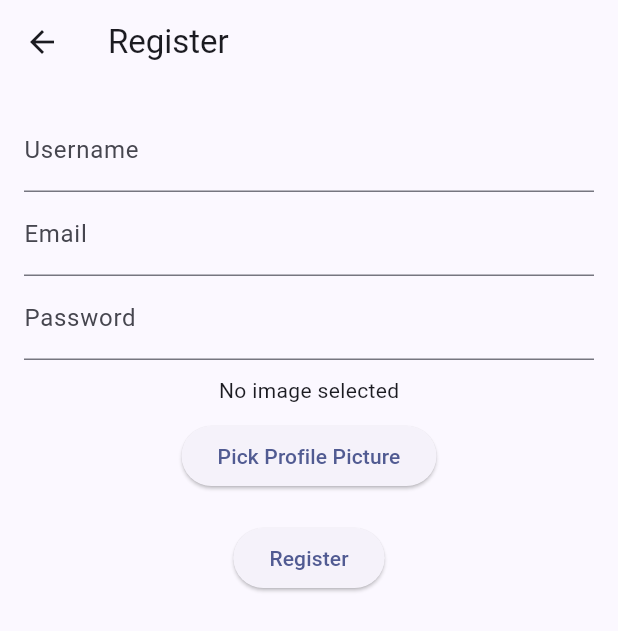
After one commit to daeneerys/Flutter-Application, a Flutter app: the screen it shows after launch, after a tap on "Don't have an account? Register here", on a phone screen of 412 x 824 dp. The commit adds this screen. Shown: the top 631 px of the screen. Run offline on Flutter 3.47's test engine with Material 3 defaults, Android fonts, the phone set to English and light mode, and no system bars; our stand-ins replace image_picker; network calls fail.

Commit message:
Update, Lack Validation & Design

```diff
--- a/lib/main.dart
+++ b/lib/main.dart
@@ -1,5 +1,6 @@
 import 'package:flutter/material.dart';
 import 'pages/home_page.dart';
+import 'pages/login_page.dart';
 
 void main() {
   runApp(const MyApp());
@@ -17,7 +18,7 @@ class MyApp extends StatelessWidget {
         colorScheme: ColorScheme.fromSeed(seedColor: Colors.indigo),
         useMaterial3: true,
       ),
-      home: const DigimonHomePage(),
+      home: const LoginPage(users: []),
     );
   }
 }
--- a/lib/pages/about_page.dart
+++ b/lib/pages/about_page.dart
@@ -5,7 +5,16 @@ import 'profile_page.dart';
 
 
 class AboutPage extends StatelessWidget {
-  const AboutPage({super.key});
+  final String username;
+  final String email;
+  final String profilePicture;
+
+  const AboutPage({
+    super.key,
+    required this.username,
+    required this.email,
+    required this.profilePicture,
+  });
 
   @override
   Widget build(BuildContext context) {
@@ -47,7 +56,9 @@ class AboutPage extends StatelessWidget {
                       onTap: () {
                         Navigator.push(
                           context,
-                          MaterialPageRoute(builder: (context) => DigimonHomePage()),
+                          MaterialPageRoute(builder: (context) => DigimonHomePage(username: username,
+                            email: email,
+                            profilePicture: profilePicture,)),
                         );
                       },
                       child: Card(
@@ -82,12 +93,12 @@ class AboutPage extends StatelessWidget {
 
                     // Profile Page Card
                     GestureDetector(
-                      onTap: () {
-                        Navigator.push(
-                          context,
-                          MaterialPageRoute(builder: (context) => ProfilePage()),
-                        );
-                      },
+                      // onTap: () {
+                      //   Navigator.push(
+                      //     context,
+                      //     MaterialPageRoute(builder: (context) => ProfilePage()),
+                      //   );
+                      // },
                       child: Card(
                         color: Colors.white,
                         shape: RoundedRectangleBorder(
--- a/lib/pages/home_page.dart
+++ b/lib/pages/home_page.dart
@@ -1,3 +1,4 @@
+import 'dart:io';
 import 'dart:ui';
 import 'package:flutter/material.dart';
 import 'inventory_page.dart';
@@ -5,9 +6,19 @@ import 'marketplace_page.dart';
 import 'profile_page.dart';
 import 'about_page.dart';
 import '../digimon_api_service.dart';
+import 'login_page.dart';
 
 class DigimonHomePage extends StatefulWidget {
-  const DigimonHomePage({super.key});
+  final String username;
+  final String email;
+  final String profilePicture;
+
+  const DigimonHomePage({
+    super.key,
+    required this.username,
+    required this.email,
+    required this.profilePicture,
+  });
 
   @override
   State<DigimonHomePage> createState() => _DigimonHomePageState();
@@ -17,6 +28,8 @@ class _DigimonHomePageState extends State<DigimonHomePage> {
   List<dynamic> digimons = [];
   List<dynamic> ownedDigimons = [];
   final DigimonApiService apiService = DigimonApiService();
+
+
 
   @override
   void initState() {
@@ -41,6 +54,14 @@ class _DigimonHomePageState extends State<DigimonHomePage> {
       ownedDigimons = newInventory;
     });
   }
+  void _logout(BuildContext context) {
+    Navigator.pushAndRemoveUntil(
+      context,
+      MaterialPageRoute(builder: (context) => const LoginPage(users: [],)),
+          (route) => false, // Remove all previous routes
+    );
+  }
+
 
   @override
   Widget build(BuildContext context) {
@@ -49,8 +70,8 @@ class _DigimonHomePageState extends State<DigimonHomePage> {
         title: const Text("Digimon", style:
         TextStyle
           (color: Colors.white,
-          fontSize: 28,
-          fontFamily: 'Payback'
+            fontSize: 28,
+            fontFamily: 'Payback'
         )),
         backgroundColor: Color(0xFF1976D2),
         iconTheme: const IconThemeData(color: Colors.white),
@@ -60,10 +81,14 @@ class _DigimonHomePageState extends State<DigimonHomePage> {
           padding: EdgeInsets.zero,
           children: [
             UserAccountsDrawerHeader(
-              accountName: const Text("Takaishi Takeru", style: TextStyle(color: Colors.white)),
-              accountEmail: const Text("TakaishiTakeru@gmail.com", style: TextStyle(color: Colors.white70)),
-              currentAccountPicture: const CircleAvatar(
-                backgroundImage: AssetImage('assets/T.K.jpg'),
+              accountName: Text(widget.username, style: const TextStyle(color: Colors.white)),
+              accountEmail: Text(widget.email, style: const TextStyle(color: Colors.white70)),
+              currentAccountPicture: CircleAvatar(
+                backgroundImage: widget.profilePicture.isNotEmpty
+                    ? (widget.profilePicture.startsWith('http')
+                    ? NetworkImage(widget.profilePicture)
+                    : FileImage(File(widget.profilePicture)) as ImageProvider)
+                    : const AssetImage('assets/T.K.jpg'), // Default image
               ),
               decoration: const BoxDecoration(color: Color(0xFF0D47A1)),
             ),
@@ -87,10 +112,19 @@ class _DigimonHomePageState extends State<DigimonHomePage> {
               );
             }),
             _drawerItem(context, Icons.person, "Profile Page", () {
-              Navigator.push(context, MaterialPageRoute(builder: (context) => const ProfilePage()));
+              Navigator.push(context, MaterialPageRoute(builder: (context) =>  ProfilePage(username: widget.username,
+                  email: widget.email,
+                  profilePicture: widget.profilePicture)));
             }),
             _drawerItem(context, Icons.info, "About Page", () {
-              Navigator.push(context, MaterialPageRoute(builder: (context) => const AboutPage()));
+              Navigator.push(context, MaterialPageRoute(builder: (context) =>  AboutPage(
+                username: widget.username,
+                email: widget.email,
+                profilePicture: widget.profilePicture,)));
+            }),
+            const Divider(), // Separator line
+            _drawerItem(context, Icons.logout, "Logout", () {
+              _logout(context);
             }),
           ],
         ),
@@ -134,8 +168,8 @@ class _DigimonHomePageState extends State<DigimonHomePage> {
                     textAlign: TextAlign.center,
                     style: TextStyle(
                       fontSize: 28,
-                        fontFamily: 'Oxanium',
-                        fontWeight: FontWeight.w700,
+                      fontFamily: 'Oxanium',
+                      fontWeight: FontWeight.w700,
                       color: Color(0xFFFFFFFF),
                     ),
                   ),
--- /dev/null
+++ b/lib/pages/login_page.dart
@@ -0,0 +1,83 @@
+import 'package:flutter/material.dart';
+import 'home_page.dart';
+import 'register_page.dart'; // Import the register page
+
+class LoginPage extends StatefulWidget {
+  final List<Map<String, String>> users;
+
+  const LoginPage({super.key, required this.users});
+
+  @override
+  State<LoginPage> createState() => _LoginPageState();
+}
+
+class _LoginPageState extends State<LoginPage> {
+  final TextEditingController emailController = TextEditingController();
+  final TextEditingController passwordController = TextEditingController();
+
+  void _login() {
+    String email = emailController.text.trim();
+    String password = passwordController.text.trim();
+
+    Map<String, String>? user = widget.users.firstWhere(
+            (user) => user['email'] == email && user['password'] == password,
+        orElse: () => {});
+
+    if (user.isNotEmpty) {
+      Navigator.pushReplacement(
+        context,
+        MaterialPageRoute(
+          builder: (context) => DigimonHomePage(
+            username: user['username']!,
+            email: user['email']!,
+            profilePicture: user['profilePicture']!,
+          ),
+        ),
+      );
+    } else {
+      ScaffoldMessenger.of(context).showSnackBar(
+        const SnackBar(content: Text("Invalid email or password!")),
+      );
+    }
+  }
+
+  @override
+  Widget build(BuildContext context) {
+    return Scaffold(
+      appBar: AppBar(title: const Text("Login")),
+      body: Padding(
+        padding: const EdgeInsets.all(16.0),
+        child: Column(
+          children: [
+            TextField(
+              controller: emailController,
+              decoration: const InputDecoration(labelText: "Email"),
+            ),
+            TextField(
+              controller: passwordController,
+              decoration: const InputDecoration(labelText: "Password"),
+              obscureText: true,
+            ),
+            const SizedBox(height: 20),
+            ElevatedButton(
+              onPressed: _login,
+              child: const Text("Login"),
+            ),
+            const SizedBox(height: 10),
+            TextButton(
+              onPressed: () {
+                Navigator.push(
+                  context,
+                  MaterialPageRoute(
+                    builder: (context) => RegisterPage(users: List.from(widget.users)), // Convert to growable list
+                  ),
+                );
+              },
+              child: const Text("Don't have an account? Register here"),
+            ),
+          ],
+        ),
+      ),
+    );
+  }
+}
--- /dev/null
+++ b/lib/pages/register_page.dart
@@ -0,0 +1,123 @@
+import 'dart:io'; // For File (Mobile)
+import 'dart:typed_data'; // For Uint8List (Web)
+import 'package:flutter/foundation.dart'; // For kIsWeb
+import 'package:flutter/material.dart';
+import 'package:image_picker/image_picker.dart';
+import 'login_page.dart';
+
+class RegisterPage extends StatefulWidget {
+  final List<Map<String, String>> users;
+
+  const RegisterPage({super.key, required this.users});
+
+  @override
+  State<RegisterPage> createState() => _RegisterPageState();
+}
+
+class _RegisterPageState extends State<RegisterPage> {
+  final TextEditingController usernameController = TextEditingController();
+  final TextEditingController emailController = TextEditingController();
+  final TextEditingController passwordController = TextEditingController();
+
+  File? _selectedImage; // For mobile
+  Uint8List? _webImage; // For web
+
+  Future<void> _pickImage() async {
+    final pickedFile = await ImagePicker().pickImage(source: ImageSource.gallery);
+    if (pickedFile != null) {
+      if (kIsWeb) {
+        // Convert to Uint8List for Web
+        var bytes = await pickedFile.readAsBytes();
+        setState(() {
+          _webImage = bytes;
+        });
+      } else {
+        // Use File for mobile
+        setState(() {
+          _selectedImage = File(pickedFile.path);
+        });
+      }
+    }
+  }
+
+  void _register() {
+    String username = usernameController.text.trim();
+    String email = emailController.text.trim();
+    String password = passwordController.text.trim();
+
+    if (username.isNotEmpty && email.isNotEmpty && password.isNotEmpty && (_selectedImage != null || _webImage != null)) {
+      widget.users.add({
+        'username': username,
+        'email': email,
+        'password': password,
+        'profilePicture': kIsWeb
+            ? String.fromCharCodes(_webImage!)  // Convert Uint8List to String
+            : _selectedImage!.path  // Store file path for mobile
+      });
+
+      ScaffoldMessenger.of(context).showSnackBar(
+        const SnackBar(content: Text("Registration successful!")),
+      );
+
+      Navigator.pushReplacement(
+        context,
+        MaterialPageRoute(builder: (context) => LoginPage(users: widget.users)),
+      );
+    } else {
+      ScaffoldMessenger.of(context).showSnackBar(
+        const SnackBar(content: Text("All fields and profile picture are required!")),
+      );
+    }
+  }
+
+
+  @override
+  Widget build(BuildContext context) {
+    return Scaffold(
+      appBar: AppBar(title: const Text("Register")),
+      body: Padding(
+        padding: const EdgeInsets.all(16.0),
+        child: Column(
+          children: [
+            TextField(
+              controller: usernameController,
+              decoration: const InputDecoration(labelText: "Username"),
+            ),
+            TextField(
+              controller: emailController,
+              decoration: const InputDecoration(labelText: "Email"),
+            ),
+            TextField(
+              controller: passwordController,
+              decoration: const InputDecoration(labelText: "Password"),
+              obscureText: true,
+            ),
+            const SizedBox(height: 10),
+
+            // Display selected image (Web or Mobile)
+            _webImage != null
+                ? Image.memory(_webImage!, height: 100, width: 100, fit: BoxFit.cover) // Web image
+                : _selectedImage != null
+                ? Image.file(_selectedImage!, height: 100, width: 100, fit: BoxFit.cover) // Mobile image
+                : const Text("No image selected"), // Default text
+
+            const SizedBox(height: 10),
+
+            // Button to pick an image
+            ElevatedButton(
+              onPressed: _pickImage,
+              child: const Text("Pick Profile Picture"),
+            ),
+
+            const SizedBox(height: 20),
+
+            ElevatedButton(
+              onPressed: _register,
+              child: const Text("Register"),
+            ),
+          ],
+        ),
+      ),
+    );
+  }
+}
--- a/pubspec.yaml
+++ b/pubspec.yaml
@@ -30,6 +30,7 @@ environment:
 dependencies:
   flutter:
     sdk: flutter
+  image_picker: ^1.0.7
   http: ^0.13.5
 
   # The following adds the Cupertino Icons font to your application.
```
Also changed, not shown: lib/pages/profile_page.dart (+19 -11 lines), pubspec.lock.
